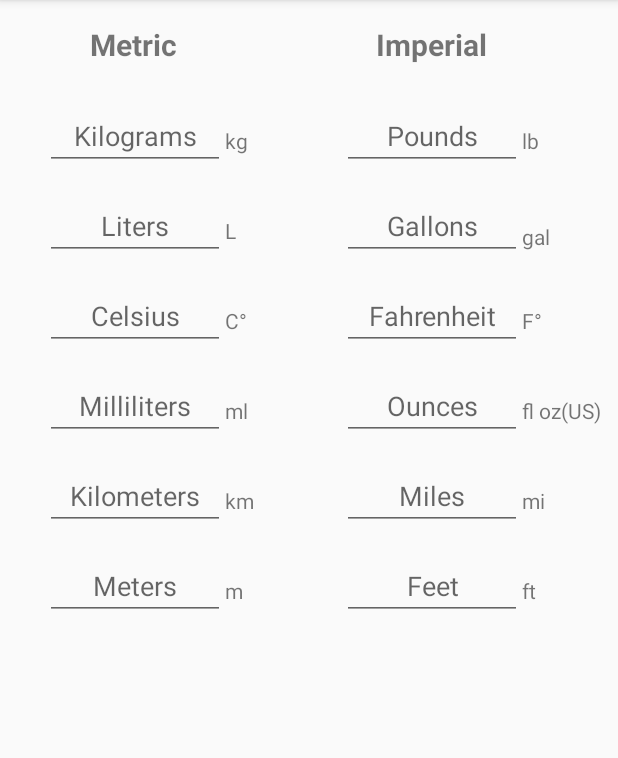
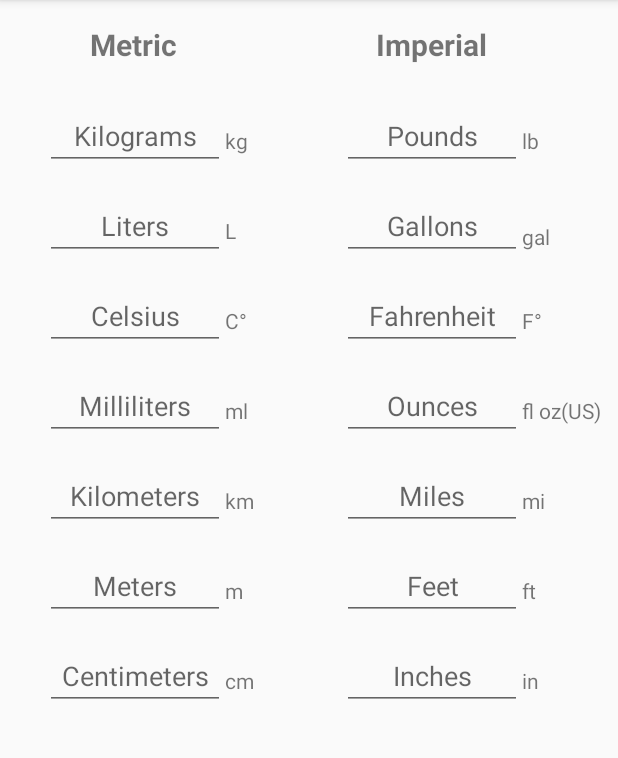
Before and after one commit to iSvirchev/Android_Organizer, an Android app: the Converter screen opened directly, with no data from a screen before it, on a phone screen of 412 x 824 dp, the part 84-842 px from its top. Run offline under Robolectric (Android 15) with nearby library versions, the phone set to English and light mode, and no system bars.

Commit message:
added a CM to IN conversion.

```diff
--- a/Organizer/app/src/main/java/com/organizer/Converter.java
+++ b/Organizer/app/src/main/java/com/organizer/Converter.java
@@ -21,6 +21,8 @@ public class Converter extends AppCompatActivity {
     private TextView miles_tv;
     private TextView m_tv;
     private TextView ft_tv;
+    private TextView cm_tv;
+    private TextView in_tv;
 
     @Override
     protected void onCreate(Bundle savedInstanceState) {
@@ -39,7 +41,8 @@ public class Converter extends AppCompatActivity {
         miles_tv = findViewById(R.id.miles_tv);
         m_tv = findViewById(R.id.m_tv);
         ft_tv = findViewById(R.id.ft_tv);
-
+        cm_tv = findViewById(R.id.cm_tv);
+        in_tv = findViewById(R.id.in_tv);
 
         gallon_tv.addTextChangedListener(generateTextWatcher(gallon_tv,liter_tv));
         liter_tv.addTextChangedListener(generateTextWatcher(liter_tv,gallon_tv));
@@ -53,6 +56,8 @@ public class Converter extends AppCompatActivity {
         miles_tv.addTextChangedListener(generateTextWatcher(miles_tv, km_tv));
         m_tv.addTextChangedListener(generateTextWatcher(m_tv, ft_tv));
         ft_tv.addTextChangedListener(generateTextWatcher(ft_tv, m_tv));
+        cm_tv.addTextChangedListener(generateTextWatcher(cm_tv, in_tv));
+        in_tv.addTextChangedListener(generateTextWatcher(in_tv, cm_tv));
     }
 
     private TextWatcher generateTextWatcher(final TextView focused_tv, final TextView toChange_tv) {
@@ -96,6 +101,7 @@ public class Converter extends AppCompatActivity {
         double ML_OZ_RATIO = 0.033814;
         double KM_MILES_RATIO = 0.62137;
         double M_FT_RATIO = 3.2808;
+        double CM_IN_RATION = 0.39370;
 
         switch (operation){    // A switch on the editView's tags
             case "kg":
@@ -122,6 +128,10 @@ public class Converter extends AppCompatActivity {
                 return op * M_FT_RATIO;
             case "ft":
                 return op / M_FT_RATIO;
+            case "cm":
+                return op * CM_IN_RATION;
+            case "in":
+                return op / CM_IN_RATION;
 
             default: return 0;
         }
--- a/Organizer/app/src/main/res/layout/activity_converter.xml
+++ b/Organizer/app/src/main/res/layout/activity_converter.xml
@@ -10,6 +10,56 @@
         android:layout_width="match_parent"
         android:layout_height="729dp"
         android:focusableInTouchMode="true">
+
+        <EditText
+            android:id="@+id/in_tv"
+            android:layout_width="120dp"
+            android:layout_height="40dp"
+            android:layout_marginTop="390dp"
+            android:layout_marginEnd="64dp"
+            android:ems="10"
+            android:gravity="center"
+            android:hint="@string/inches"
+            android:importantForAutofill="no"
+            android:inputType="numberDecimal"
+            android:maxLength="15"
+            android:tag="in"
+            app:layout_constraintEnd_toEndOf="parent"
+            app:layout_constraintTop_toBottomOf="@+id/imp_tv" />
+
+        <EditText
+            android:id="@+id/cm_tv"
+            android:layout_width="120dp"
+            android:layout_height="40dp"
+            android:layout_marginStart="30dp"
+            android:layout_marginTop="390dp"
+            android:ems="10"
+            android:gravity="center"
+            android:hint="@string/centimeters"
+            android:importantForAutofill="no"
+            android:inputType="numberDecimal"
+            android:maxLength="15"
+            android:tag="cm"
+            app:layout_constraintStart_toStartOf="parent"
+            app:layout_constraintTop_toBottomOf="@+id/metric_tv" />
+
+        <TextView
+            android:id="@+id/cm_label"
+            android:layout_width="wrap_content"
+            android:layout_height="wrap_content"
+            android:layout_marginTop="444dp"
+            android:text="@string/cm"
+            app:layout_constraintStart_toEndOf="@+id/kg_tv"
+            app:layout_constraintTop_toTopOf="parent" />
+
+        <TextView
+            android:id="@+id/in_label"
+            android:layout_width="wrap_content"
+            android:layout_height="wrap_content"
+            android:layout_marginTop="444dp"
+            android:text="@string/in"
+            app:layout_constraintStart_toEndOf="@+id/lb_tv"
+            app:layout_constraintTop_toTopOf="parent" />
 
         <EditText
             android:id="@+id/ft_tv"
--- a/Organizer/app/src/main/res/values/strings.xml
+++ b/Organizer/app/src/main/res/values/strings.xml
@@ -31,4 +31,8 @@
     <string name="m">m</string>
     <string name="meters">Meters</string>
     <string name="feet">Feet</string>
+    <string name="centimeters">Centimeters</string>
+    <string name="inches">Inches</string>
+    <string name="cm">cm</string>
+    <string name="in">in</string>
 </resources>
```
